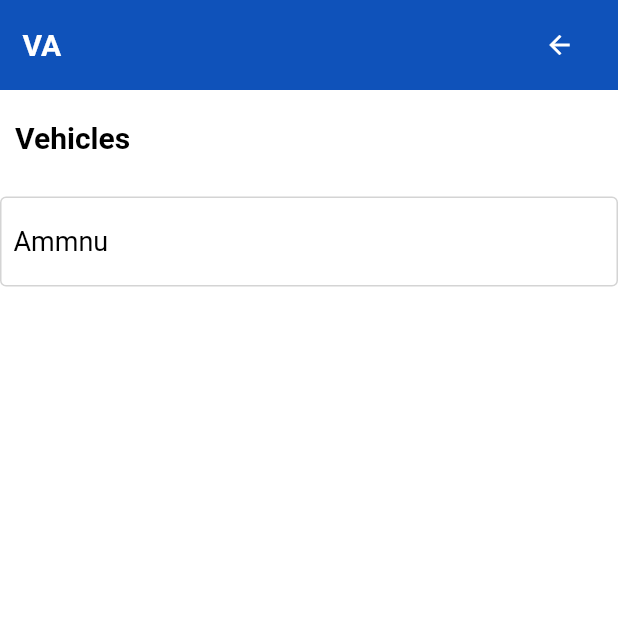
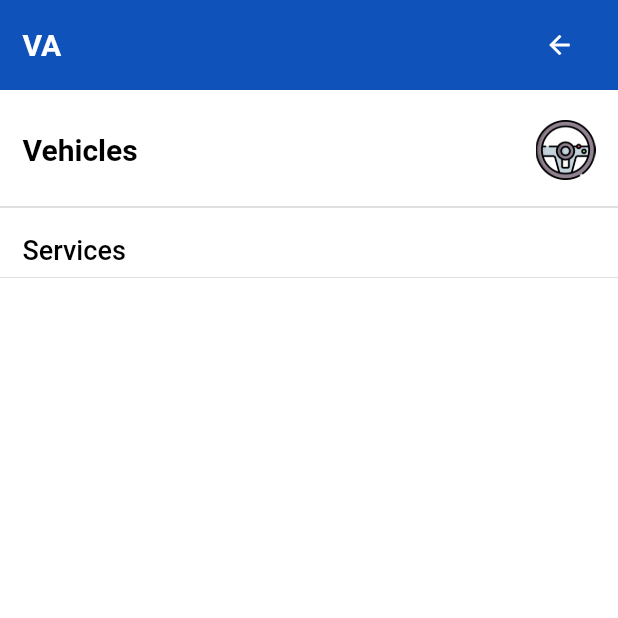
Before and after one commit to sangeeta2701/service_app, a Flutter app: the VehicleListPage screen opened directly, on a phone screen of 412 x 824 dp, the top half of it. Run offline on Flutter 3.47's test engine with Material 2 defaults, Android fonts, the phone set to English and light mode, and no system bars; our stand-ins replace dotted_border.

Commit message:
Servicing app

```diff
--- /dev/null
+++ b/lib/Screens/Garage/garageContents.dart
@@ -0,0 +1,95 @@
+import 'package:flutter/material.dart';
+
+import '../../constants.dart';
+
+class GarageContents extends StatelessWidget {
+  String name;
+  String img;
+  String txt;
+  GarageContents(this.name, this.img, this.txt);
+
+  @override
+  Widget build(BuildContext context) {
+    return SafeArea(
+      child: Column(
+        crossAxisAlignment: CrossAxisAlignment.start,
+        children: [
+          Container(
+            height: 60,
+            width: double.infinity,
+            decoration: BoxDecoration(
+              color: appUiThemeColor,
+            ),
+            child: Padding(
+              padding: const EdgeInsets.symmetric(horizontal: 15),
+              child: Row(
+                mainAxisAlignment: MainAxisAlignment.spaceBetween,
+                children: [
+                  Align(
+                    alignment: Alignment.centerLeft,
+                    child: Text(
+                      "VA",
+                      style: TextStyle(
+                          fontWeight: FontWeight.bold,
+                          fontSize: 20,
+                          color: appUiLightColor),
+                    ),
+                  ),
+                  Align(
+                    alignment: Alignment.centerRight,
+                    child: IconButton(
+                      onPressed: () {
+                        Navigator.pop(context);
+                      },
+                      icon: Icon(
+                        Icons.arrow_back,
+                        color: appUiLightColor,
+                        size: 20,
+                      ),
+                    ),
+                  ),
+                ],
+              ),
+            ),
+          ),
+          Padding(
+            padding: const EdgeInsets.fromLTRB(15, 20, 15, 10),
+            child: Row(
+              mainAxisAlignment: MainAxisAlignment.spaceBetween,
+              children: [
+                Text(
+                  name,
+                  style: TextStyle(
+                      fontSize: 20,
+                      fontWeight: FontWeight.w600,
+                      color: appUiDarkColor),
+                ),
+                Image(
+                  width: 40,
+                  height: 40,
+                  image: AssetImage(img),
+                  fit: BoxFit.cover,
+                ),
+              ],
+            ),
+          ),
+          Divider(
+            color: appUiGreyColor,
+            thickness: 1,
+          ),
+          Padding(
+            padding: const EdgeInsets.fromLTRB(15, 10, 15, 0),
+            child: Text(
+              txt,
+              style: TextStyle(
+                  color: appUiDarkColor,
+                  fontSize: 18,
+                  fontWeight: FontWeight.w500),
+            ),
+          ),
+          Divider(),
+        ],
+      ),
+    );
+  }
+}
--- a/lib/Screens/Garage/vehicleList_page.dart
+++ b/lib/Screens/Garage/vehicleList_page.dart
@@ -1,5 +1,7 @@
 import 'package:flutter/material.dart';
 import 'package:service_app/constants.dart';
+
+import 'garageContents.dart';
 
 class VehicleListPage extends StatefulWidget {
   const VehicleListPage({Key? key}) : super(key: key);
@@ -13,85 +15,7 @@ class _VehicleListPageState extends State<VehicleListPage> {
   Widget build(BuildContext context) {
     return Scaffold(
       backgroundColor: appUiLightColor,
-      body: Column(
-        crossAxisAlignment: CrossAxisAlignment.start,
-        children: [
-          Container(
-            height: 60,
-            width: double.infinity,
-            decoration: BoxDecoration(
-              color: appUiThemeColor,
-            ),
-            child: Padding(
-              padding: const EdgeInsets.symmetric(horizontal: 15),
-              child: Row(
-                mainAxisAlignment: MainAxisAlignment.spaceBetween,
-                children: [
-                  Align(
-                    alignment: Alignment.centerLeft,
-                    child: Text(
-                      "VA",
-                      style: TextStyle(
-                          fontWeight: FontWeight.bold,
-                          fontSize: 20,
-                          color: appUiLightColor),
-                    ),
-                  ),
-                  Align(
-                    alignment: Alignment.centerRight,
-                    child: IconButton(
-                      onPressed: () {
-                        Navigator.pop(context);
-                      },
-                      icon: Icon(
-                        Icons.arrow_back,
-                        color: appUiLightColor,
-                        size: 20,
-                      ),
-                    ),
-                  ),
-                ],
-              ),
-            ),
-          ),
-          Padding(
-            padding: const EdgeInsets.symmetric(vertical: 20.0, horizontal: 10),
-            child: Row(
-              mainAxisAlignment: MainAxisAlignment.spaceBetween,
-              children: [
-                Text(
-                  "Vehicles",
-                  style: TextStyle(
-                      fontSize: 20,
-                      fontWeight: FontWeight.w600,
-                      color: appUiDarkColor),
-                )
-              ],
-            ),
-          ),
-          Padding(
-            padding: const EdgeInsets.symmetric(vertical: 8.0),
-            child: Container(
-                height: 60,
-                width: double.infinity,
-                decoration: BoxDecoration(
-                    borderRadius: BorderRadius.circular(4),
-                    border: Border.all(color: appUiGreyColor, width: 1),
-                    color: appUiLightColor),
-                child: Padding(
-                  padding: const EdgeInsets.symmetric(horizontal: 8.0),
-                  child: Row(
-                    children: [
-                      Text(
-                        "Ammnu",
-                        style: TextStyle(color: appUiDarkColor, fontSize: 18),
-                      )
-                    ],
-                  ),
-                )),
-          )
-        ],
-      ),
+      body: GarageContents("Vehicles", "assets/images/img2.png", "Services"),
     );
   }
 }
```
Also changed, not shown: lib/Screens/Garage/billList_page.dart (added, +21 -0 lines), lib/Screens/Garage/servicesList_page.dart (added, +21 -0 lines), lib/Screens/home_page.dart (+18 -2 lines).
